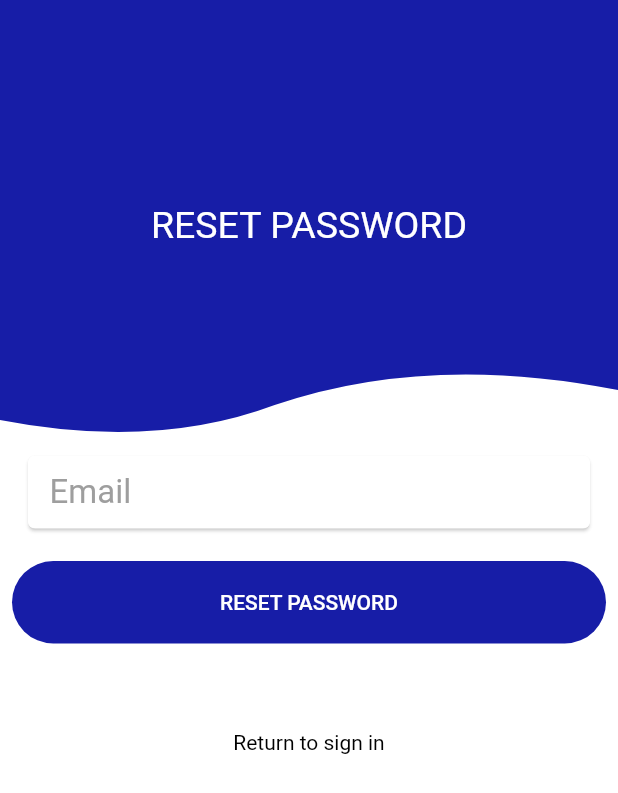
After one commit to austinevick/flutter-firebase-note-app, a Flutter app: the screen it shows after launch, after a tap on "FORGOT PASSWORD?", on a phone screen of 412 x 824 dp. The commit adds this screen. Shown: the top 793 px of the screen. Run offline on Flutter 3.47's test engine with Material 2 defaults, Android fonts, the phone set to English and light mode, and no system bars; our stand-ins replace cloud_firestore, dynamic_theme, firebase_auth, flutter_custom_clippers, flutter_local_notifications, page_transition; missing offline and left inert: flutter_share; accounts and stored records are empty.

Commit message:
added form

```diff
--- a/lib/authentication/user_authentication.dart
+++ b/lib/authentication/user_authentication.dart
@@ -1,6 +1,4 @@
 import 'package:firebase_auth/firebase_auth.dart';
-import 'package:firebase_note_app/database/firestore_service.dart';
-import 'package:firebase_note_app/models/user.dart';
 import 'package:flutter/cupertino.dart';
 
 class UserAuthenticationService with ChangeNotifier {
@@ -8,10 +6,6 @@ class UserAuthenticationService with ChangeNotifier {
 
   Stream get onAuthStateChanged =>
       auth.onAuthStateChanged.map((FirebaseUser user) => user?.uid);
-
-  Future getCurrentUserId() async {
-    return (await auth.currentUser()).uid;
-  }
 
   Future getCurrentUser() async {
     return await auth.currentUser();
--- a/lib/database/firestore_service.dart
+++ b/lib/database/firestore_service.dart
@@ -1,24 +1,22 @@
 import 'dart:async';
-
 import 'package:cloud_firestore/cloud_firestore.dart';
-import 'package:firebase_auth/firebase_auth.dart';
 import 'package:firebase_note_app/models/note.dart';
-import 'package:firebase_note_app/models/user.dart';
 import 'package:flutter/cupertino.dart';
 
 class FirestoreService with ChangeNotifier {
-  User user = new User();
   final CollectionReference noteReference =
       Firestore.instance.collection('note');
 
-  Stream fetchNoteAsStream() {
-    return noteReference.orderBy('dateTime').snapshots();
+  fetchNoteAsStream() {
+    return noteReference.orderBy('dateTime').snapshots().map((snapshot) {
+      return snapshot.documents
+          .map((e) => Note.fromMap(e.data, e.documentID))
+          .toList();
+    });
   }
 
   Future addNote(Note note) async {
-    final _user = await FirebaseAuth.instance.currentUser();
-    final user = _user.uid;
-    return await noteReference.document(user).setData(note.toMap());
+    return await noteReference.document().setData(note.toMap());
   }
 
   Future updateNote(Note note, String id) async {
--- a/lib/models/note.dart
+++ b/lib/models/note.dart
@@ -1,13 +1,13 @@
 class Note {
-  final String id;
+  final String userId;
   final String title;
   final String content;
   final String dateTime;
-  Note({this.id, this.title, this.dateTime, this.content});
+  Note({this.userId, this.title, this.dateTime, this.content});
 
   factory Note.fromMap(Map<String, dynamic> map, String documentID) {
     return Note(
-        id: documentID,
+        userId: documentID,
         title: map['title'],
         dateTime: map['dateTime'] ?? '',
         content: map['content']);
--- a/lib/models/user.dart
+++ /dev/null
@@ -1,12 +0,0 @@
-import 'package:cloud_firestore/cloud_firestore.dart';
-import 'package:firebase_auth/firebase_auth.dart';
-
-class User {
-  CollectionReference noteRef;
-  noteReference() async {
-    final _user = await FirebaseAuth.instance.currentUser();
-
-    noteRef = Firestore.instance.collection('note-${_user.uid}');
-    return noteRef.document(_user.uid);
-  }
-}
--- /dev/null
+++ b/lib/screens/forgot_password_form.dart
@@ -0,0 +1,123 @@
+import 'package:firebase_note_app/authentication/user_authentication.dart';
+import 'package:firebase_note_app/constants/constant.dart';
+import 'package:firebase_note_app/widget/widget.dart';
+import 'package:flutter/material.dart';
+import 'package:flutter/services.dart';
+import 'package:flutter_custom_clippers/flutter_custom_clippers.dart';
+import 'package:provider/provider.dart';
+
+class ForgotPasswordForm extends StatefulWidget {
+  @override
+  _ForgotPasswordFormState createState() => _ForgotPasswordFormState();
+}
+
+class _ForgotPasswordFormState extends State<ForgotPasswordForm> {
+  final formkey = new GlobalKey<FormState>();
+  String email;
+
+  @override
+  Widget build(BuildContext context) {
+    return Scaffold(
+      backgroundColor: Colors.white,
+      body: SingleChildScrollView(
+        child: Column(
+          mainAxisAlignment: MainAxisAlignment.center,
+          crossAxisAlignment: CrossAxisAlignment.center,
+          children: <Widget>[
+            ClipPath(
+              clipper: WaveClipperTwo(),
+              child: Container(
+                height: 300,
+                color: Color(0xff171da7),
+                child: Center(
+                    child: Text(
+                  "reset password".toUpperCase(),
+                  style: TextStyle(fontSize: 25, color: Colors.white),
+                )),
+              ),
+            ),
+            Container(
+              child: Column(
+                children: <Widget>[
+                  Padding(
+                    padding: textFieldPadding,
+                    child: Card(
+                        child: Form(
+                      key: formkey,
+                      child: TextFormField(
+                        cursorColor: Colors.black,
+                        cursorWidth: 1.5,
+                        onSaved: (newValue) => email = newValue,
+                        validator: (value) => !value.contains('@')
+                            ? 'Please provide a valid email'
+                            : null,
+                        decoration:
+                            textInputDecoration.copyWith(hintText: 'Email'),
+                        style: TextStyle(fontSize: 22, color: Colors.black),
+                      ),
+                    )),
+                  ),
+                  SizedBox(
+                    height: 10,
+                  ),
+                  Padding(
+                    padding: const EdgeInsets.all(8.0),
+                    child: Container(
+                      height: 55,
+                      width: double.infinity,
+                      child: FlatButton(
+                          shape: OutlineInputBorder(
+                              borderSide: BorderSide.none,
+                              borderRadius: BorderRadius.circular(50)),
+                          color: Color(0xff171da7),
+                          onPressed: () => submit(),
+                          child: Text(
+                            "reset password".toUpperCase(),
+                            style: buttonTextStyle,
+                          )),
+                    ),
+                  ),
+                ],
+              ),
+            ),
+            Padding(
+              padding: const EdgeInsets.only(
+                top: 50,
+              ),
+              child: GestureDetector(
+                  onTap: () => Navigator.pop(
+                        context,
+                      ),
+                  child: Text(
+                    'Return to sign in',
+                    style: TextStyle(
+                      color: Colors.black,
+                    ),
+                  )),
+            )
+          ],
+        ),
+      ),
+    );
+  }
+
+  submit() async {
+    final auth = Provider.of<UserAuthenticationService>(context, listen: false);
+    try {
+      if (formkey.currentState.validate()) {
+        formkey.currentState.save();
+        await auth.resetPassword(email);
+        return showDialog(
+            context: context,
+            builder: (context) => buildAlertDialog(
+                context, 'A password reset link has been sent to $email'));
+      }
+    } on PlatformException catch (e) {
+      print(e);
+
+      showDialog(
+          context: context,
+          builder: (context) => buildAlertDialog(context, e.message));
+    }
+  }
+}
--- a/lib/screens/signin_form.dart
+++ b/lib/screens/signin_form.dart
@@ -1,5 +1,6 @@
 import 'package:firebase_note_app/authentication/user_authentication.dart';
 import 'package:firebase_note_app/constants/constant.dart';
+import 'package:firebase_note_app/screens/forgot_password_form.dart';
 import 'package:firebase_note_app/screens/screen_transition.dart';
 import 'package:firebase_note_app/widget/widget.dart';
 import 'package:flutter/material.dart';
@@ -19,7 +20,7 @@ class _SignInFormState extends State<SignInForm> {
   final formkey = new GlobalKey<FormState>();
   String email, password, error;
   bool isVisible = true;
-
+  bool isLoading = false;
   @override
   Widget build(BuildContext context) {
     return Scaffold(
@@ -58,7 +59,7 @@ class _SignInFormState extends State<SignInForm> {
                               : null,
                           decoration:
                               textInputDecoration.copyWith(hintText: 'Email'),
-                          style: TextStyle(fontSize: 22, color: Colors.black),
+                          style: TextStyle(fontSize: 20, color: Colors.black),
                         )),
                       ),
                       SizedBox(
@@ -80,25 +81,29 @@ class _SignInFormState extends State<SignInForm> {
                               suffixIcon: IconButton(
                                 icon: isVisible
                                     ? Icon(
-                                        Icons.visibility_off,
+                                        Icons.visibility,
                                         color: Colors.black,
                                       )
                                     : Icon(
-                                        Icons.visibility,
+                                        Icons.visibility_off,
                                         color: Colors.black,
                                       ),
                                 onPressed: () =>
                                     setState(() => isVisible = !isVisible),
                               )),
-                          style: TextStyle(fontSize: 22, color: Colors.black),
+                          style: TextStyle(fontSize: 20, color: Colors.black),
                         )),
                       ),
                       GestureDetector(
-                        onTap: () =>
-                            UserAuthenticationService().resetPassword(email),
+                        onTap: () => Navigator.push(
+                            context,
+                            PageTransition(
+                                duration: Duration(milliseconds: 500),
+                                child: ForgotPasswordForm(),
+                                type: PageTransitionType.rightToLeft)),
                         child: Padding(
                           padding: const EdgeInsets.all(8.0),
-                          child: Text('FORGOT PASSWORD',
+                          child: Text('FORGOT PASSWORD?',
                               style: TextStyle(color: Colors.black)),
                         ),
                       ),
@@ -113,10 +118,16 @@ class _SignInFormState extends State<SignInForm> {
                                   borderRadius: BorderRadius.circular(50)),
                               color: Color(0xff171da7),
                               onPressed: () => submit(),
-                              child: Text(
-                                'SIGN IN',
-                                style: buttonTextStyle,
-                              )),
+                              child: isLoading
+                                  ? Center(
+                                      child: CircularProgressIndicator(
+                                        strokeWidth: 2,
+                                      ),
+                                    )
+                                  : Text(
+                                      'SIGN IN',
+                                      style: buttonTextStyle,
+                                    )),
                         ),
                       ),
                     ],
@@ -163,10 +174,12 @@ class _SignInFormState extends State<SignInForm> {
     try {
       if (formkey.currentState.validate()) {
         formkey.currentState.save();
+        if (mounted) setState(() => isLoading = true);
         await auth.signInWithEmailAndPassword(email: email, password: password);
       }
+      if (mounted) setState(() => isLoading = true);
     } on PlatformException catch (e) {
-      print(e);
+      setState(() => isLoading = false);
 
       showDialog(
           context: context,
--- a/pubspec.yaml
+++ b/pubspec.yaml
@@ -37,6 +37,7 @@ dependencies:
   flutter_local_notifications:
   rxdart:
   flutter_share:
+  flutter_spinkit:
   share:
   clipboard_manager:
   flutter_custom_clippers:
```
Also changed, not shown: lib/screens/alert_dialog_screen.dart (+8 -3 lines), lib/screens/homepage.dart (+8 -20 lines), lib/screens/search_screen.dart (+11 -9 lines), lib/screens/signup_form.dart (+26 -10 lines), lib/screens/user_account_drawer.dart (+12 -28 lines), pubspec.lock, 1 other file.
